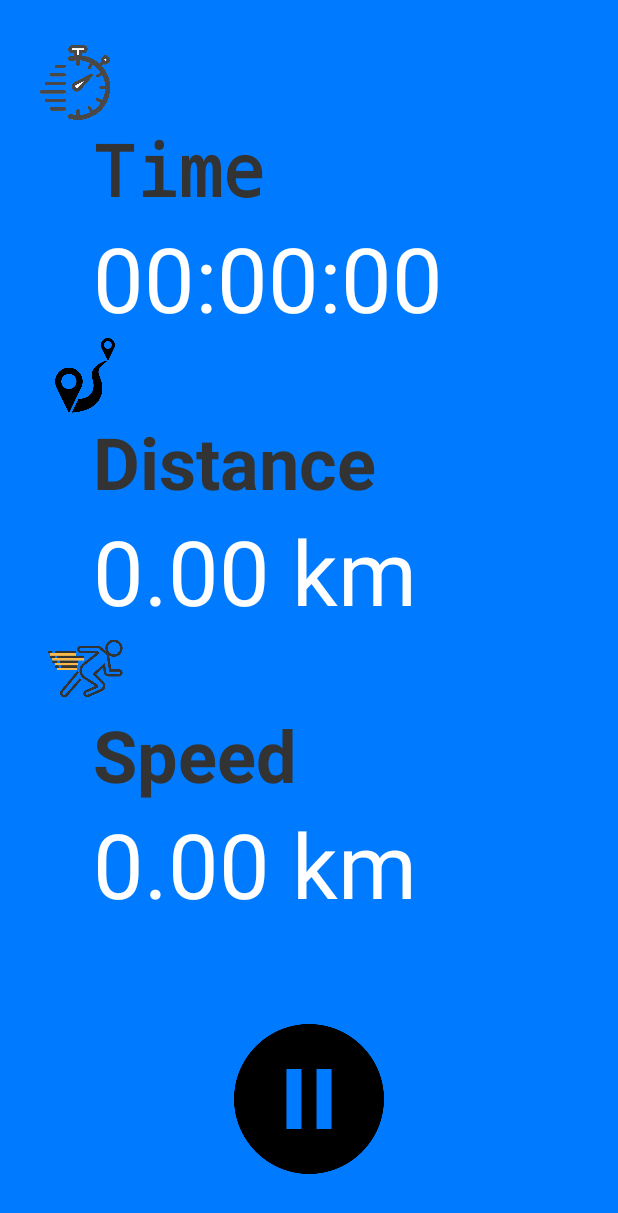
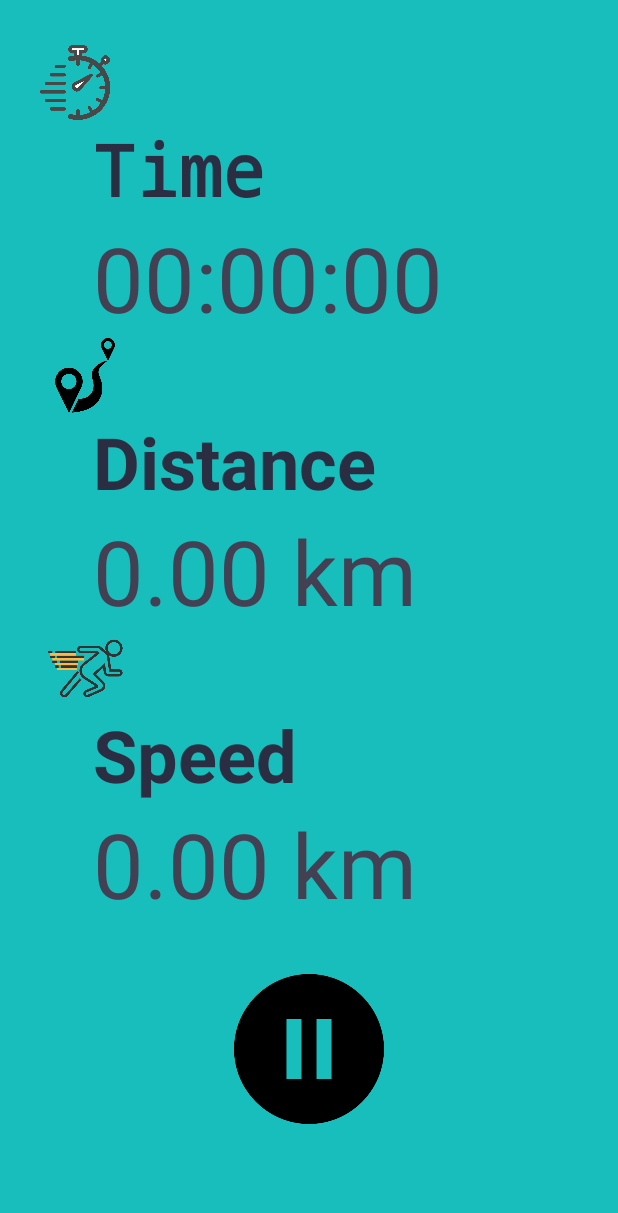
Before and after one commit to Emrik123/PaceKeeper, an Android app: the screen it shows after launch (MainActivity), after a tap on "Start", on a phone screen of 412 x 824 dp. Shown: the top 1213 px of the screen. Run offline under Robolectric (Android 15) with nearby library versions, the phone set to English and light mode, and no system bars; 3 statements that could not run were skipped.

Commit message:
changed colors again. Moved places on a button

```diff
--- a/app/src/main/res/drawable/border.xml
+++ b/app/src/main/res/drawable/border.xml
@@ -1,6 +1,6 @@
 <?xml version="1.0" encoding="utf-8"?>
 <shape xmlns:android="http://schemas.android.com/apk/res/android" android:shape="rectangle">
-    <solid android:color="#00c6ff"/>
+    <solid android:color="#CCFBFE "/>
     <stroke android:width="1dp" android:color="#000000" />
     <corners android:radius="8dp" />
 </shape>
--- a/app/src/main/res/layout/activity_main.xml
+++ b/app/src/main/res/layout/activity_main.xml
@@ -5,7 +5,7 @@
     android:id="@+id/fragment_container"
     android:layout_width="match_parent"
     android:layout_height="match_parent"
-    android:background="#007BFF"
+    android:background="#17BEBB"
     android:visibility="visible"
     tools:context=".MainActivity"
     tools:visibility="visible">
@@ -23,7 +23,7 @@
         style="@style/Widget.Material3.Button.Icon"
         android:layout_width="113dp"
         android:layout_height="121dp"
-        android:backgroundTint="#F44336"
+        android:backgroundTint="#D8382D"
         android:text="@string/confirm"
         android:visibility="visible"
         app:layout_constraintStart_toStartOf="parent"
@@ -78,7 +78,7 @@
         android:id="@+id/settingsButton"
         android:layout_width="40dp"
         android:layout_height="40dp"
-        android:backgroundTint="#007BFF"
+        android:backgroundTint="#17BEBB"
         android:scaleType="centerCrop"
         android:src="@drawable/settinglogo"
         app:layout_constraintEnd_toEndOf="@id/fragment_container"
@@ -88,7 +88,7 @@
         android:id="@+id/historyButton"
         android:layout_width="40dp"
         android:layout_height="40dp"
-        android:backgroundTint="#007BFF"
+        android:backgroundTint="#17BEBB"
         android:scaleType="centerCrop"
         android:src="@drawable/history"
         app:layout_constraintStart_toStartOf="@id/fragment_container"
--- a/app/src/main/res/layout/fragment_blank.xml
+++ b/app/src/main/res/layout/fragment_blank.xml
@@ -5,7 +5,7 @@
     android:id="@+id/fragment_blank"
     android:layout_width="match_parent"
     android:layout_height="match_parent"
-    android:background="#007BFF"
+    android:background="#17BEBB"
     android:visibility="visible"
     tools:context=".MainActivity"
     tools:visibility="visible">
@@ -53,7 +53,7 @@
         android:text="@string/timeS"
         android:textAlignment="textStart"
         android:textAppearance="@style/TextAppearance.AppCompat.Large"
-        android:textColor="#333333"
+        android:textColor="#2B2D42"
         android:textSize="48sp"
         android:textStyle="bold"
         app:layout_constraintStart_toStartOf="@id/guideline_horizontal_text"
@@ -66,7 +66,7 @@
         app:layout_constraintStart_toStartOf="@id/guideline_horizontal_text"
         app:layout_constraintTop_toBottomOf="@+id/time_text"
         android:text="@string/time"
-        android:textColor="#FFFFFF"
+        android:textColor="#444054"
         android:textSize="60sp"
         android:visibility="visible"
         tools:visibility="visible" />
@@ -86,7 +86,7 @@
         android:text="@string/distance"
         android:textAlignment="textStart"
         android:textAppearance="@style/TextAppearance.AppCompat.Large"
-        android:textColor="#333333"
+        android:textColor="#2B2D42"
         android:textSize="48sp"
         android:textStyle="bold"
         app:layout_constraintStart_toStartOf="@id/guideline_horizontal_text"
@@ -99,7 +99,7 @@
         app:layout_constraintStart_toStartOf="@id/guideline_horizontal_text"
         app:layout_constraintTop_toBottomOf="@+id/distance"
         android:text="@string/distanceS"
-        android:textColor="#FFFFFF"
+        android:textColor="#444054"
         android:textSize="60sp"
         android:visibility="visible"
         tools:visibility="visible" />
@@ -119,7 +119,7 @@
         android:text="@string/speed"
         android:textAlignment="textStart"
         android:textAppearance="@style/TextAppearance.AppCompat.Large"
-        android:textColor="#333333"
+        android:textColor="#2B2D42"
         android:textSize="48sp"
         android:textStyle="bold"
         app:layout_constraintStart_toStartOf="@id/guideline_horizontal_text"
@@ -132,7 +132,7 @@
         app:layout_constraintStart_toStartOf="@id/guideline_horizontal_text"
         app:layout_constraintTop_toBottomOf="@+id/speed"
         android:text="@string/distanceS"
-        android:textColor="#FFFFFF"
+        android:textColor="#444054"
         android:textSize="60sp"
         android:visibility="visible"
         tools:visibility="visible" />
@@ -146,6 +146,7 @@
         app:layout_constraintStart_toStartOf="parent"
         app:layout_constraintEnd_toEndOf="parent"
         app:layout_constraintBottom_toBottomOf="@+id/guideline_vertical_icon"
+        app:layout_constraintTop_toBottomOf="@id/speedDisplay"
         android:scaleType="centerCrop"
         android:background="@drawable/round_button"
        />
@@ -157,7 +158,9 @@
             app:layout_constraintStart_toStartOf="parent"
             app:layout_constraintEnd_toEndOf="parent"
             app:layout_constraintBottom_toBottomOf="@+id/guideline_vertical_icon"
-            android:scaleType="centerCrop"
+        app:layout_constraintTop_toBottomOf="@id/speedDisplay"
+
+        android:scaleType="centerCrop"
             android:background="@drawable/round_button"
     />
     <ImageButton
@@ -168,7 +171,9 @@
             android:scaleType="centerCrop"
             android:background="@drawable/round_button"
             app:layout_constraintBottom_toBottomOf="parent"
-            android:layout_marginBottom="56dp"
+        app:layout_constraintTop_toBottomOf="@id/speedDisplay"
+
+        android:layout_marginBottom="56dp"
             android:layout_marginStart="12dp"
             app:layout_constraintStart_toEndOf="@+id/pauseButtonLogo"/>
 
--- a/app/src/main/res/layout/fragment_session.xml
+++ b/app/src/main/res/layout/fragment_session.xml
@@ -4,14 +4,13 @@
     xmlns:tools="http://schemas.android.com/tools"
     android:layout_width="match_parent"
     android:layout_height="match_parent"
-    android:background="#008dff">
+    android:background="#4EAFB9">
 
 
     <androidx.constraintlayout.widget.ConstraintLayout
         android:id="@+id/fragment_session"
         android:layout_width="match_parent"
         android:layout_height="wrap_content"
-        android:background="#008dff"
         tools:context=".MainActivity">
 
 
@@ -19,7 +18,7 @@
             android:id="@+id/return_button"
             android:layout_width="48dp"
             android:layout_height="48dp"
-            android:backgroundTint="#008dff"
+            android:backgroundTint="#4EAFB9"
             android:scaleType="centerCrop"
             android:src="@drawable/backarrow"
             app:layout_constraintStart_toStartOf="parent"
--- a/app/src/main/res/layout/fragment_settings.xml
+++ b/app/src/main/res/layout/fragment_settings.xml
@@ -4,7 +4,7 @@
     xmlns:tools="http://schemas.android.com/tools"
     android:layout_width="match_parent"
     android:layout_height="match_parent"
-    android:background="#DD008DFF"
+    android:background="#4EAFB9"
     android:clickable="true"
     android:orientation="vertical"
     tools:context=".SettingsFragment">
@@ -29,7 +29,7 @@
             android:id="@+id/return_button"
             android:layout_width="48dp"
             android:layout_height="48dp"
-            android:backgroundTint="#AE008DFF"
+            android:backgroundTint="#17BEBB"
             android:scaleType="centerCrop"
             android:src="@drawable/backarrow"
             app:layout_constraintStart_toStartOf="parent"
```
Also changed, not shown: app/src/main/java/com/example/pacekeeper/SessionFragment.java (+19 -6 lines), app/src/main/res/layout/session_item.xml (+18 -1 lines).
